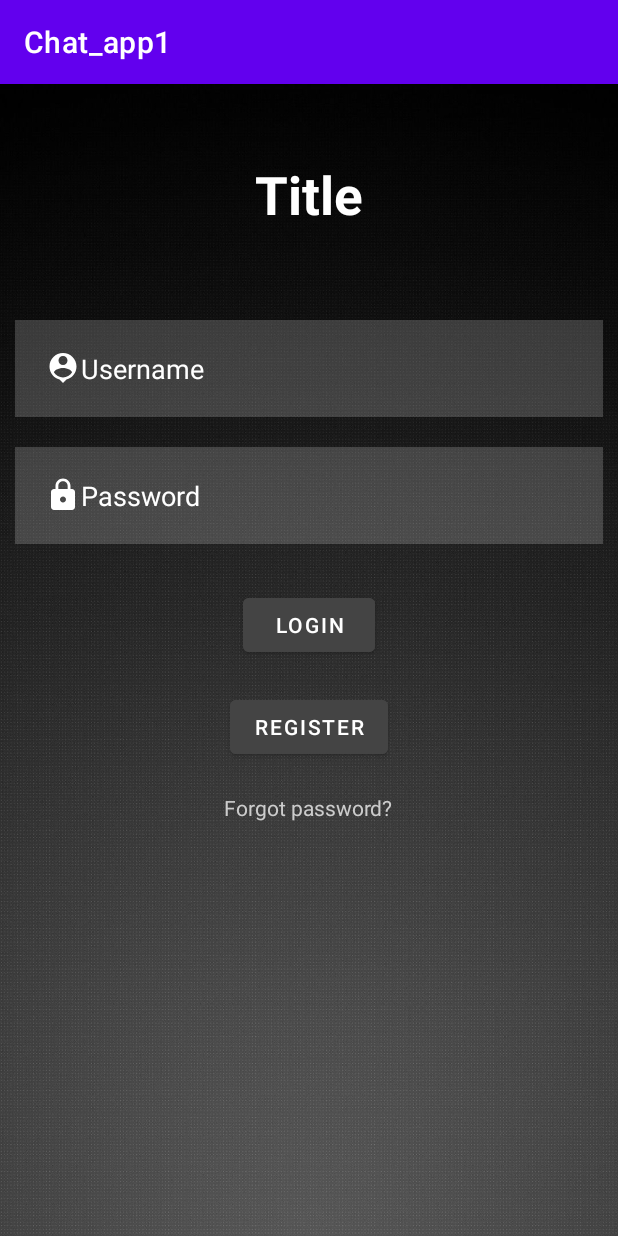
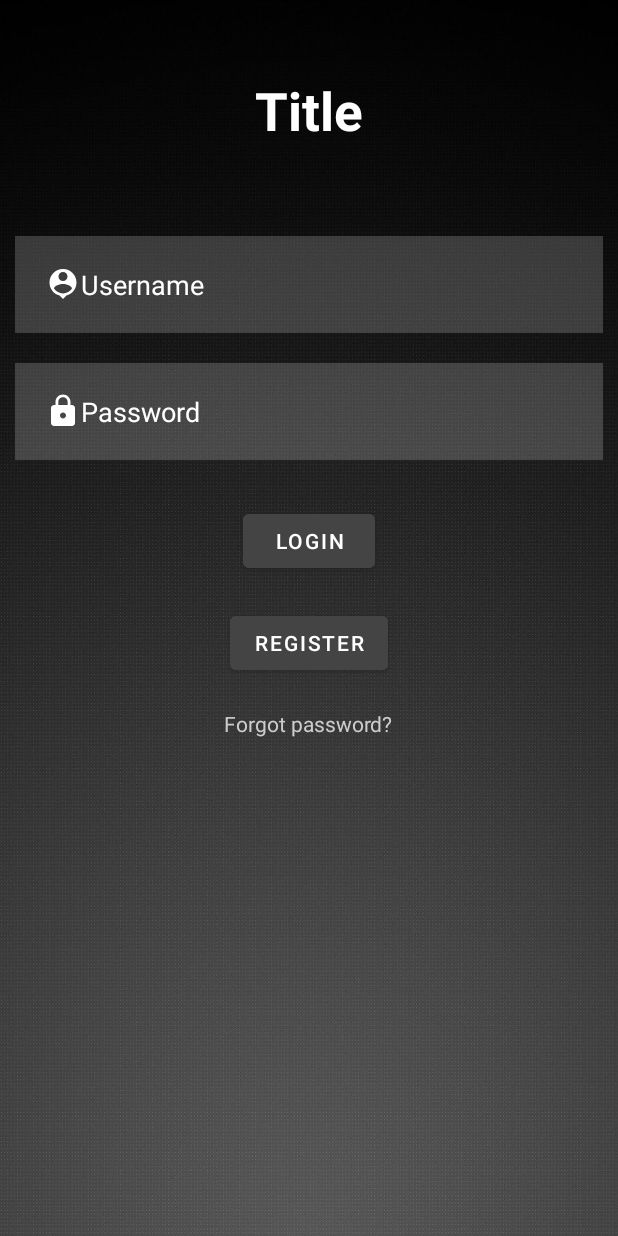
Before and after one commit to PawelIm7403/Chat_app1, an Android app: the screen it shows after launch (MainActivity), on a phone screen of 412 x 824 dp. Run offline under Robolectric (Android 15) with nearby library versions, the phone set to English and light mode, and no system bars.

Commit message:
Version 2

```diff
--- a/app/src/main/res/values/themes.xml
+++ b/app/src/main/res/values/themes.xml
@@ -1,6 +1,6 @@
 <resources xmlns:tools="http://schemas.android.com/tools">
     <!-- Base application theme. -->
-    <style name="Theme.Chat_app1" parent="Theme.MaterialComponents.DayNight.DarkActionBar">
+    <style name="Theme.Chat_app1" parent="Theme.MaterialComponents.DayNight.NoActionBar">
         <!-- Primary brand color. -->
         <item name="colorPrimary">@color/purple_500</item>
         <item name="colorPrimaryVariant">@color/purple_700</item>
@@ -9,6 +9,7 @@
         <item name="colorSecondary">@color/teal_200</item>
         <item name="colorSecondaryVariant">@color/teal_700</item>
         <item name="colorOnSecondary">@color/black</item>
+        <item name="android:windowFullscreen">true</item>
         <!-- Status bar color. -->
         <item name="android:statusBarColor" tools:targetApi="l">?attr/colorPrimaryVariant</item>
         <!-- Customize your theme here. -->
```
